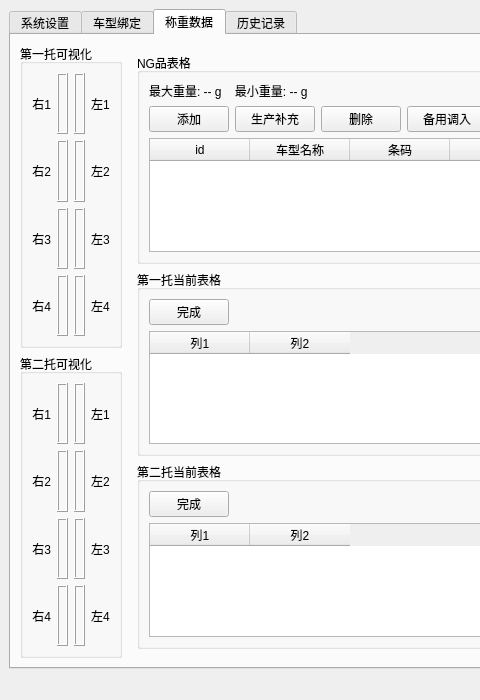
Before: the Qt Designer form mainwindow.ui in xiaoluoDD/Weight-Comparison, drawn with Qt 5; both pictures show x 0 to 480 and y 0 to 700 of the 1000 by 700 pixel window.
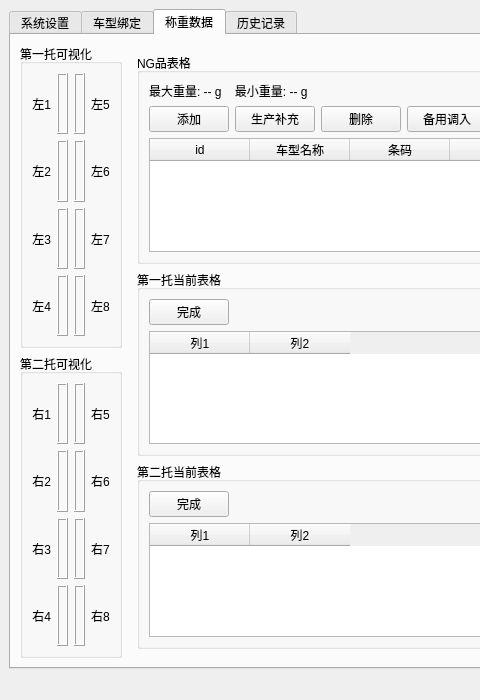
After: the same form once the commit is applied. The open tabs and pages were chosen to show the change. Custom widgets are drawn as their Qt base class.

Diff of the .ui file:
```diff
--- a/mainwindow.ui
+++ b/mainwindow.ui
@@ -342,7 +342,7 @@
            <item row="0" column="0">
             <widget class="QLabel" name="slot1_leftNote1">
              <property name="text">
-              <string>右1</string>
+              <string>左1</string>
              </property>
              <property name="alignment">
               <set>Qt::AlignRight|Qt::AlignVCenter</set>
@@ -352,7 +352,7 @@
            <item row="1" column="0">
             <widget class="QLabel" name="slot1_leftNote2">
              <property name="text">
-              <string>右2</string>
+              <string>左2</string>
              </property>
              <property name="alignment">
               <set>Qt::AlignRight|Qt::AlignVCenter</set>
@@ -362,7 +362,7 @@
            <item row="2" column="0">
             <widget class="QLabel" name="slot1_leftNote3">
              <property name="text">
-              <string>右3</string>
+              <string>左3</string>
              </property>
              <property name="alignment">
               <set>Qt::AlignRight|Qt::AlignVCenter</set>
@@ -372,7 +372,7 @@
            <item row="3" column="0">
             <widget class="QLabel" name="slot1_leftNote4">
              <property name="text">
-              <string>右4</string>
+              <string>左4</string>
              </property>
              <property name="alignment">
               <set>Qt::AlignRight|Qt::AlignVCenter</set>
@@ -486,7 +486,7 @@
            <item row="0" column="3">
             <widget class="QLabel" name="slot1_rightNote1">
              <property name="text">
-              <string>左1</string>
+              <string>左5</string>
              </property>
              <property name="alignment">
               <set>Qt::AlignLeft|Qt::AlignVCenter</set>
@@ -496,7 +496,7 @@
            <item row="1" column="3">
             <widget class="QLabel" name="slot1_rightNote2">
              <property name="text">
-              <string>左2</string>
+              <string>左6</string>
              </property>
              <property name="alignment">
               <set>Qt::AlignLeft|Qt::AlignVCenter</set>
@@ -506,7 +506,7 @@
            <item row="2" column="3">
             <widget class="QLabel" name="slot1_rightNote3">
              <property name="text">
-              <string>左3</string>
+              <string>左7</string>
              </property>
              <property name="alignment">
               <set>Qt::AlignLeft|Qt::AlignVCenter</set>
@@ -516,7 +516,7 @@
            <item row="3" column="3">
             <widget class="QLabel" name="slot1_rightNote4">
              <property name="text">
-              <string>左4</string>
+              <string>左8</string>
              </property>
              <property name="alignment">
               <set>Qt::AlignLeft|Qt::AlignVCenter</set>
@@ -909,7 +909,7 @@
            <item row="0" column="3">
             <widget class="QLabel" name="slot2_rightNote1">
              <property name="text">
-              <string>左1</string>
+              <string>右5</string>
              </property>
              <property name="alignment">
               <set>Qt::AlignLeft|Qt::AlignVCenter</set>
@@ -919,7 +919,7 @@
            <item row="1" column="3">
             <widget class="QLabel" name="slot2_rightNote2">
              <property name="text">
-              <string>左2</string>
+              <string>右6</string>
              </property>
              <property name="alignment">
               <set>Qt::AlignLeft|Qt::AlignVCenter</set>
@@ -929,7 +929,7 @@
            <item row="2" column="3">
             <widget class="QLabel" name="slot2_rightNote3">
              <property name="text">
-              <string>左3</string>
+              <string>右7</string>
              </property>
              <property name="alignment">
               <set>Qt::AlignLeft|Qt::AlignVCenter</set>
@@ -939,7 +939,7 @@
            <item row="3" column="3">
             <widget class="QLabel" name="slot2_rightNote4">
              <property name="text">
-              <string>左4</string>
+              <string>右8</string>
              </property>
              <property name="alignment">
               <set>Qt::AlignLeft|Qt::AlignVCenter</set>
```
